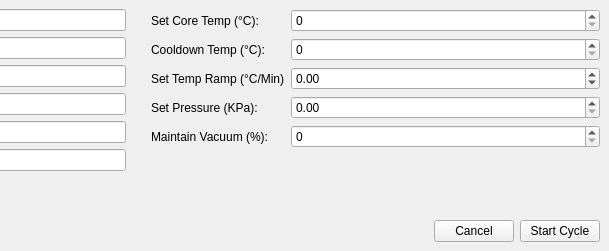
Before: the Qt Designer form RaspPiReader/qt/startCycle.ui in ayroop/RaspPiReader, drawn with Qt 5; both pictures show x 332 to 941 and y 0 to 251 of the 941 by 251 pixel window.
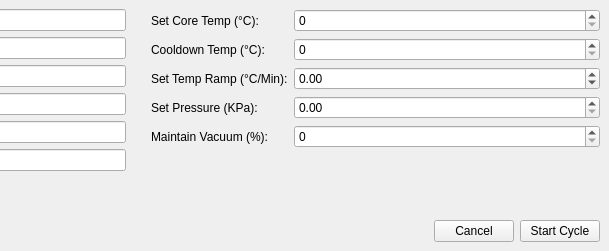
After: the same form once the commit is applied.

Commit message: Fix some UI Errors on the Forms

What changed in the file:
```diff
--- a/RaspPiReader/qt/startCycle.ui
+++ b/RaspPiReader/qt/startCycle.ui
@@ -186,7 +186,7 @@
         <item row="2" column="0">
          <widget class="QLabel" name="setTempRampLabel">
           <property name="text">
-           <string>Set Temp Ramp (°C/Min)</string>
+           <string>Set Temp Ramp (°C/Min):</string>
           </property>
          </widget>
         </item>
@@ -202,10 +202,10 @@
            <locale language="English" country="UnitedStates"/>
           </property>
           <property name="minimum">
-           <double>-100.000000000000000</double>
+           <double>-100.0</double>
           </property>
           <property name="maximum">
-           <double>1000.000000000000000</double>
+           <double>1000.0</double>
           </property>
          </widget>
         </item>
@@ -228,7 +228,7 @@
            <locale language="English" country="UnitedStates"/>
           </property>
           <property name="maximum">
-           <double>1000000.000000000000000</double>
+           <double>1000000.0</double>
           </property>
          </widget>
         </item>
```
Left out of the diff: 10 changed lines with no effect on the pictures. The commit also changes 7 other files.
